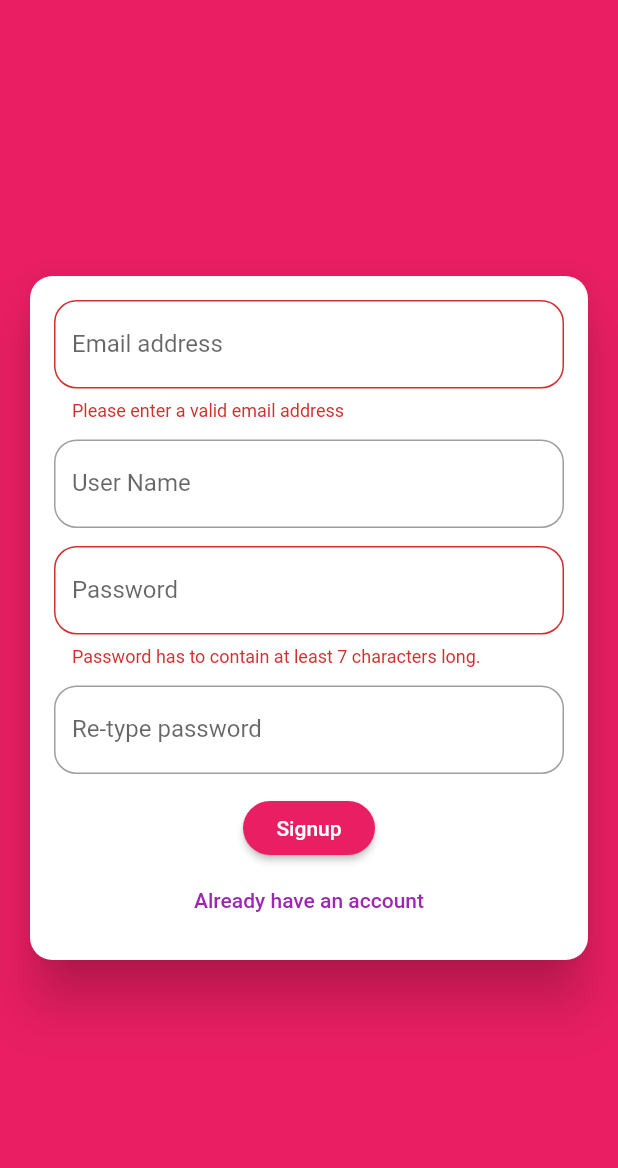
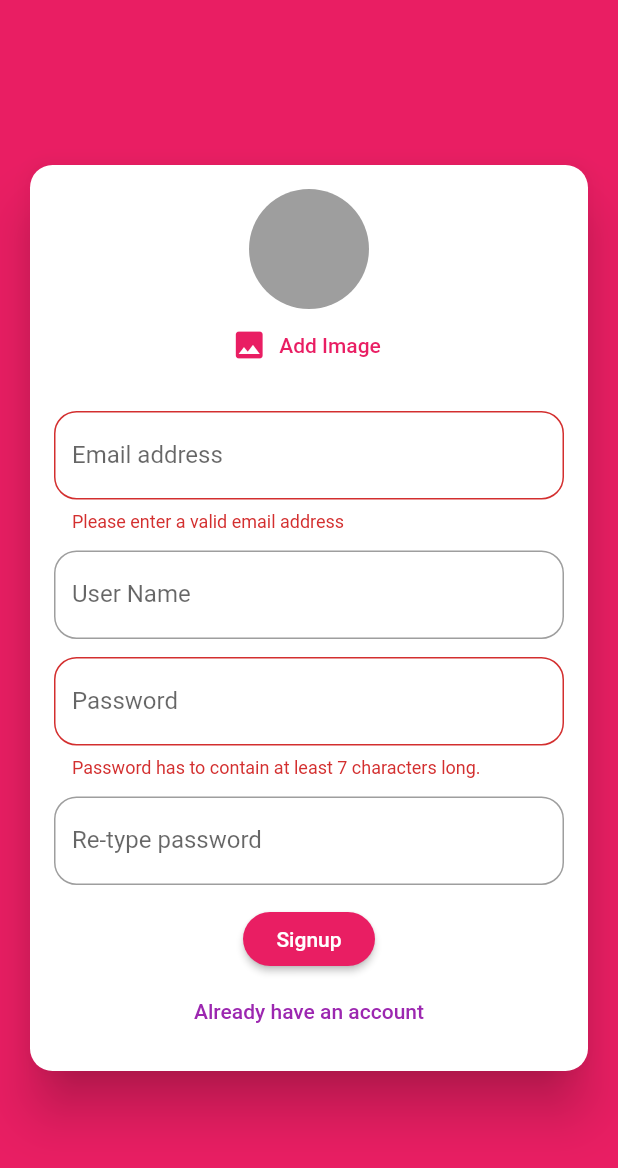
Before and after one commit to catalinvunvulea/ChatApp, a Flutter app: the screen it shows after launch, after a tap on "Login", after a tap on "Create new account", on a phone screen of 412 x 824 dp. Shown: the top 1168 px of the screen. Run offline on Flutter 3.47's test engine with Material 2 defaults, Android fonts, the phone set to English and light mode, and no system bars; our stand-ins replace cloud_firestore, firebase_auth, image_picker; accounts and stored records are empty.

Commit message:
Adding an image Picker

```diff
--- /dev/null
+++ b/lib/picker/user_image_picker.dart
@@ -0,0 +1,44 @@
+import 'package:flutter/material.dart';
+
+import 'dart:io'; //to use the File widget
+
+import 'package:image_picker/image_picker.dart';
+
+class UserImagePicker extends StatefulWidget {
+  @override
+  _UserImagePickerState createState() => _UserImagePickerState();
+}
+
+class _UserImagePickerState extends State<UserImagePicker> {
+  File _pickedImage;
+  final _picker = ImagePicker();
+
+  Future _pickImage() async {
+    final pickedImageFile = await _picker.getImage(source: ImageSource.camera);
+
+    setState(() {
+      _pickedImage = File(pickedImageFile.path);
+    });
+  }
+
+  @override
+  Widget build(BuildContext context) {
+    return Column(
+      children: <Widget>[
+        CircleAvatar(
+          radius: 40,
+          backgroundColor: Colors.grey,
+          backgroundImage: _pickedImage != null
+              ? FileImage(_pickedImage) //if we would use an immage from a link, we wouldn;t use FileImage
+              : null,
+        ),
+        FlatButton.icon(
+          onPressed: _pickImage,
+          icon: Icon(Icons.image),
+          label: Text('Add Image'),
+          textColor: Theme.of(context).primaryColor,
+        ),
+      ],
+    );
+  }
+}
--- a/lib/widgets/auth/auth_form.dart
+++ b/lib/widgets/auth/auth_form.dart
@@ -1,4 +1,6 @@
 import 'package:flutter/material.dart';
+
+import 'package:ChatApp/picker/user_image_picker.dart';
 
 class AuthForm extends StatefulWidget {
   final void Function(
@@ -20,7 +22,6 @@ class _AuthFormState extends State<AuthForm> {
   final _formKey = GlobalKey<
       FormState>(); //we create this key and will connect it to the form, to then trigger the validators + etc when we press the login btn
 
-
   final _passwordController =
       TextEditingController(); //used to check the password in the re-type filed; _userPassword get saved only when _tryValidate is called
   var _isLoginMode = true;
@@ -40,11 +41,11 @@ class _AuthFormState extends State<AuthForm> {
           .save(); //it will go through all the textFileds fomr the form and it will trigger onSaved
       //after the input values are saved, we can use the values to send our auth to firebase
       widget.submitAuthForm(
-        _userEmail.trim(),//trim is added ot remove any space before or after
+        _userEmail.trim(), //trim is added ot remove any space before or after
         _userPassword.trim(),
         _userName.trim(),
         _isLoginMode,
-        context,//pass the context from this widget to the auth screen
+        context, //pass the context from this widget to the auth screen
       );
     }
   }
@@ -67,6 +68,8 @@ class _AuthFormState extends State<AuthForm> {
             child: Column(
               mainAxisSize: MainAxisSize.min,
               children: <Widget>[
+                if (!_isLoginMode) UserImagePicker(),
+                SizedBox(height: 20),
                 TextFormField(
                   key: ValueKey(
                       'email'), //this key is given for when the screen is rebuilt, as we have the same widget (textField) multiple times, and flutter might wrongly alocate the data when rebuilt (explained at the beginning of the classes)
@@ -162,8 +165,7 @@ class _AuthFormState extends State<AuthForm> {
                     obscureText: true,
                   ),
                 SizedBox(height: 12),
-                if(widget.isLoading)
-                CircularProgressIndicator(),
+                if (widget.isLoading) CircularProgressIndicator(),
                 if (!widget.isLoading)
                   RaisedButton(
                     child: Text(_isLoginMode ? 'Login' : 'Signup'),
--- a/pubspec.yaml
+++ b/pubspec.yaml
@@ -25,16 +25,19 @@ dependencies:
     sdk: flutter
 
 
+
   # The following adds the Cupertino Icons font to your application.
   # Use with the CupertinoIcons class for iOS style icons.
   cupertino_icons: ^0.1.3
   cloud_firestore: ^0.13.7
   firebase_auth: ^0.16.1
+  image_picker: ^0.6.7+4
 
 
 dev_dependencies:
   flutter_test:
     sdk: flutter
+
 
 # For information on the generic Dart part of this file, see the
 # following page: https://dart.dev/tools/pub/pubspec
```
Also changed, not shown: pubspec.lock, 1 other file. Lines whose indentation alone changed are shown as unchanged.
